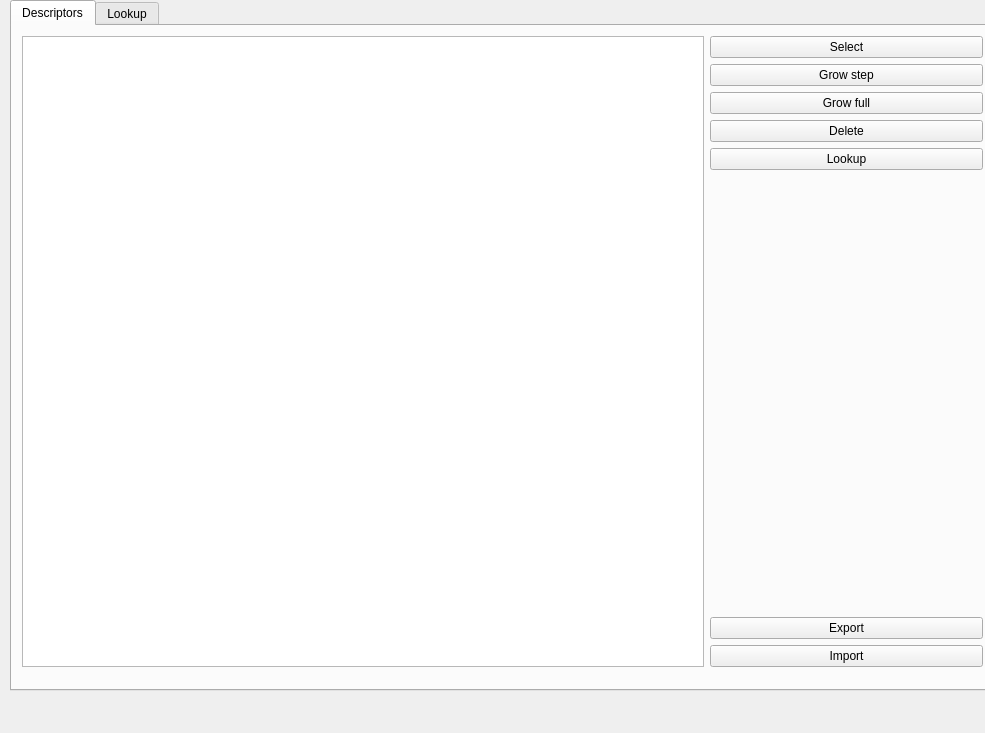
This is ui/edit_segmentor_descriptions.ui in ddksr/segmentor-meshlab as Qt 5 draws it before an edit. The edited form follows.
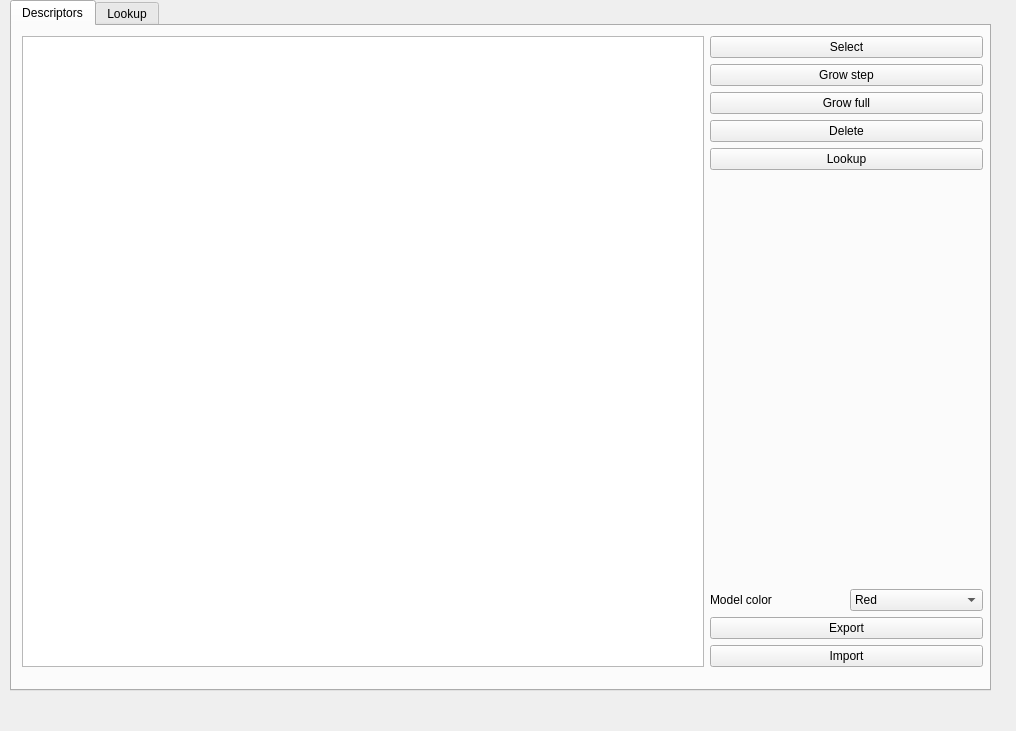
This is the edited form. The open tabs and pages were chosen to show the change.

Commit message: choose display color

```diff
--- a/ui/edit_segmentor_descriptions.ui
+++ b/ui/edit_segmentor_descriptions.ui
@@ -6,8 +6,8 @@
    <rect>
     <x>0</x>
     <y>0</y>
-    <width>985</width>
-    <height>733</height>
+    <width>1016</width>
+    <height>731</height>
    </rect>
   </property>
   <property name="floating">
@@ -106,6 +106,46 @@
            </property>
           </spacer>
          </item>
+         <item>
+          <layout class="QHBoxLayout" name="horizontalLayout_3">
+           <item>
+            <widget class="QLabel" name="label_8">
+             <property name="text">
+              <string>Model color</string>
+             </property>
+            </widget>
+           </item>
+           <item>
+            <widget class="QComboBox" name="ddColor">
+             <item>
+              <property name="text">
+               <string>Red</string>
+              </property>
+             </item>
+             <item>
+              <property name="text">
+               <string>Black</string>
+              </property>
+             </item>
+             <item>
+              <property name="text">
+               <string>Yellow</string>
+              </property>
+             </item>
+             <item>
+              <property name="text">
+               <string>Green</string>
+              </property>
+             </item>
+             <item>
+              <property name="text">
+               <string>White</string>
+              </property>
+             </item>
+            </widget>
+           </item>
+          </layout>
+         </item>
          <item>
           <widget class="QPushButton" name="btnExport">
            <property name="text">
```
Left out of the diff: 6 changed lines with no effect on the pictures. The commit also changes 6 other files.
